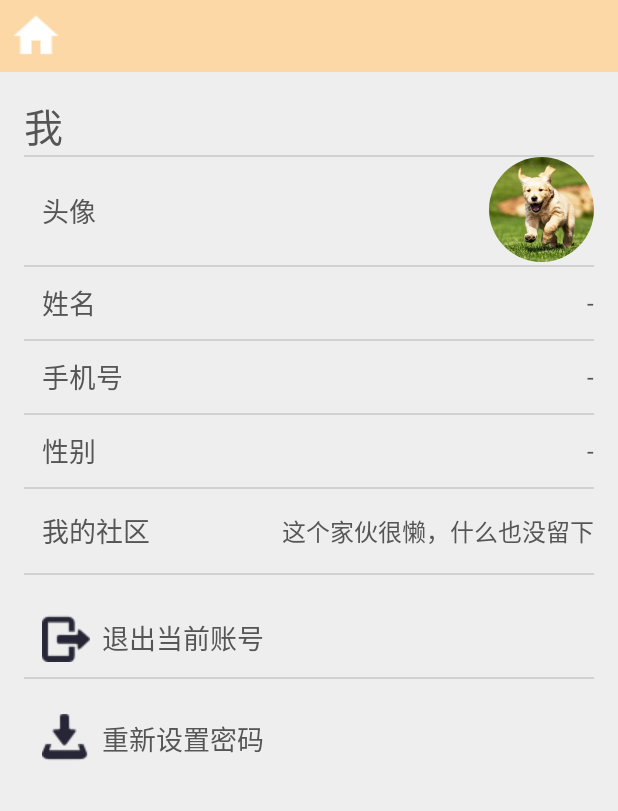
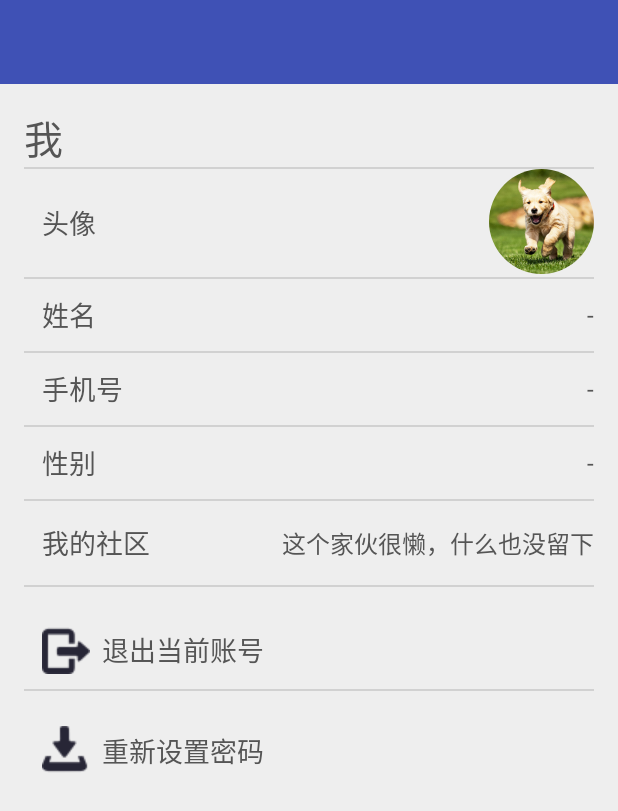
Before and after one commit to Rarchers/-, an Android app: the layout activity_setting__me.xml on its own in the app's theme, with its tools: preview values and no code run, on a phone screen of 412 x 824 dp. Shown: the top 811 px of the screen. Run offline under Robolectric (Android 15) with nearby library versions, the phone set to English and light mode, and no system bars.

```diff
--- a/app/src/main/java/com/rarcher/Fragments/Me.java
+++ b/app/src/main/java/com/rarcher/Fragments/Me.java
@@ -202,7 +202,6 @@ public class Me extends Fragment {
             public void onClick(View view) {
                 Intent intent = new Intent(getContext(), Setting_ME.class);
                 startActivity(intent);
-                getActivity().finish();
             }
         });
 
--- a/app/src/main/res/layout/activity_setting__me.xml
+++ b/app/src/main/res/layout/activity_setting__me.xml
@@ -2,9 +2,34 @@
 <LinearLayout xmlns:android="http://schemas.android.com/apk/res/android"
     android:layout_width="match_parent"
     android:layout_height="match_parent"
+    xmlns:app="http://schemas.android.com/apk/res-auto"
     android:orientation="vertical">
 
-    <include layout="@layout/toolbar" />
+    <android.support.design.widget.AppBarLayout
+        android:id="@+id/app_bar"
+        android:layout_width="match_parent"
+        android:layout_height="wrap_content"
+        android:fitsSystemWindows="true"
+        android:theme="@style/AppTheme.AppBarOverlay">
+
+        <android.support.design.widget.CollapsingToolbarLayout
+            android:id="@+id/collapsing_toolbar"
+            android:layout_width="match_parent"
+            android:layout_height="match_parent"
+            android:fitsSystemWindows="true"
+            app:contentScrim="?attr/colorPrimary"
+            app:layout_scrollFlags="scroll|exitUntilCollapsed"
+            app:toolbarId="@+id/toolbar">
+
+            <android.support.v7.widget.Toolbar
+                android:id="@+id/toolbar"
+                android:layout_width="match_parent"
+                android:layout_height="?attr/actionBarSize"
+                app:layout_collapseMode="pin"
+                app:popupTheme="@style/AppTheme.PopupOverlay" />
+
+        </android.support.design.widget.CollapsingToolbarLayout>
+    </android.support.design.widget.AppBarLayout>
 
     <LinearLayout
         android:layout_width="match_parent"
```
Also changed, not shown: app/src/main/java/com/rarcher/Acticitys/List_Been.java (+13 -1 lines), app/src/main/java/com/rarcher/Acticitys/Setting_ME.java (+21 -1 lines), app/src/main/java/com/rarcher/Fragments/Convience.java (+10 -0 lines).
